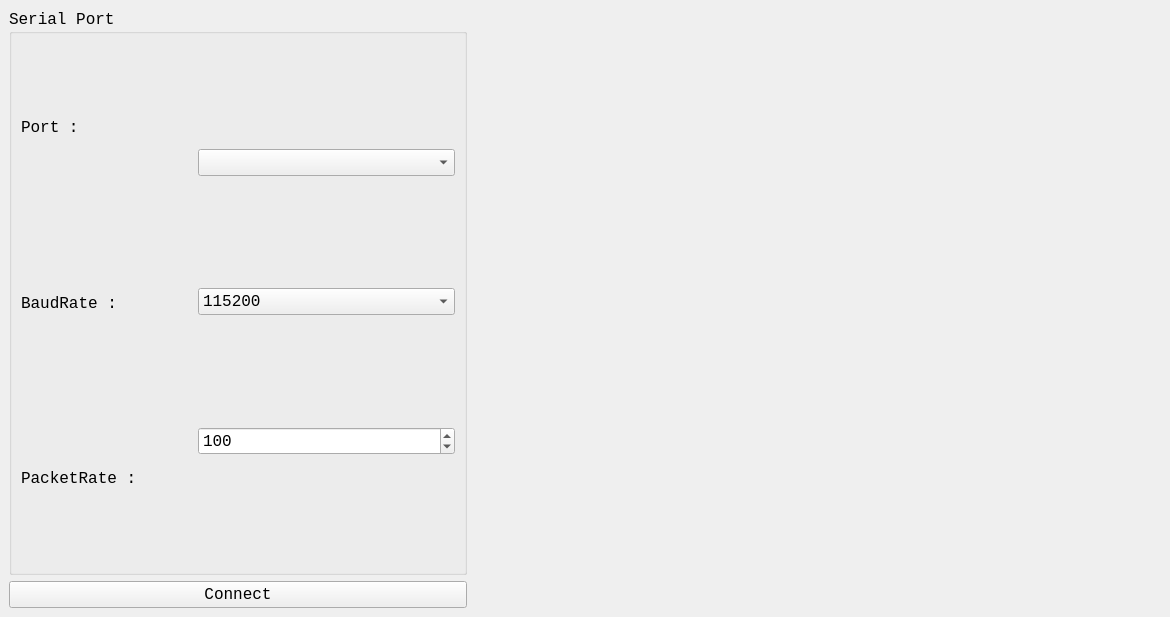
First picture: the form in monitor/mainwindow.ui, repository zheyi613/Qt_attitude_monitor, before the edit.
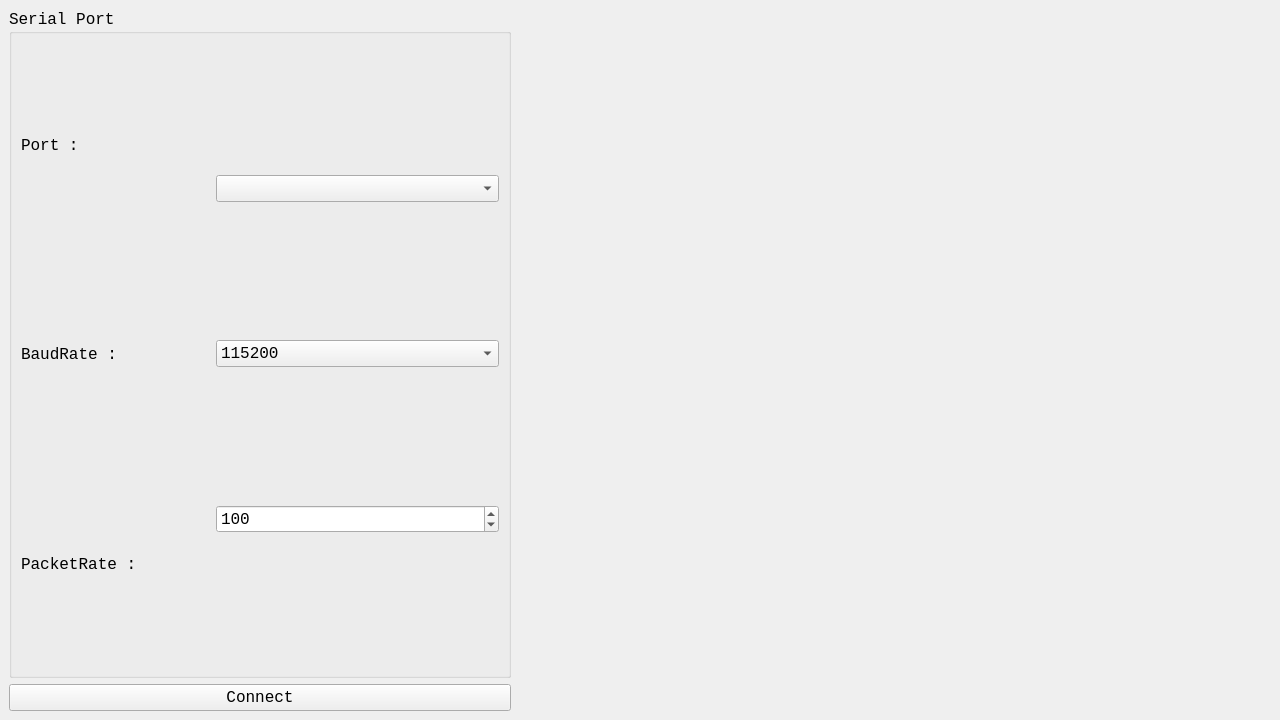
Second picture: the form after the edit. Custom widgets are drawn as their Qt base class.

Patch:
```diff
--- a/monitor/mainwindow.ui
+++ b/monitor/mainwindow.ui
@@ -6,10 +6,16 @@
    <rect>
     <x>0</x>
     <y>0</y>
-    <width>1170</width>
-    <height>617</height>
+    <width>1280</width>
+    <height>720</height>
    </rect>
   </property>
+  <property name="minimumSize">
+   <size>
+    <width>720</width>
+    <height>480</height>
+   </size>
+  </property>
   <property name="font">
    <font>
     <family>Consolas</family>
```
Left out of the diff: 10 changed lines with no effect on the pictures.
